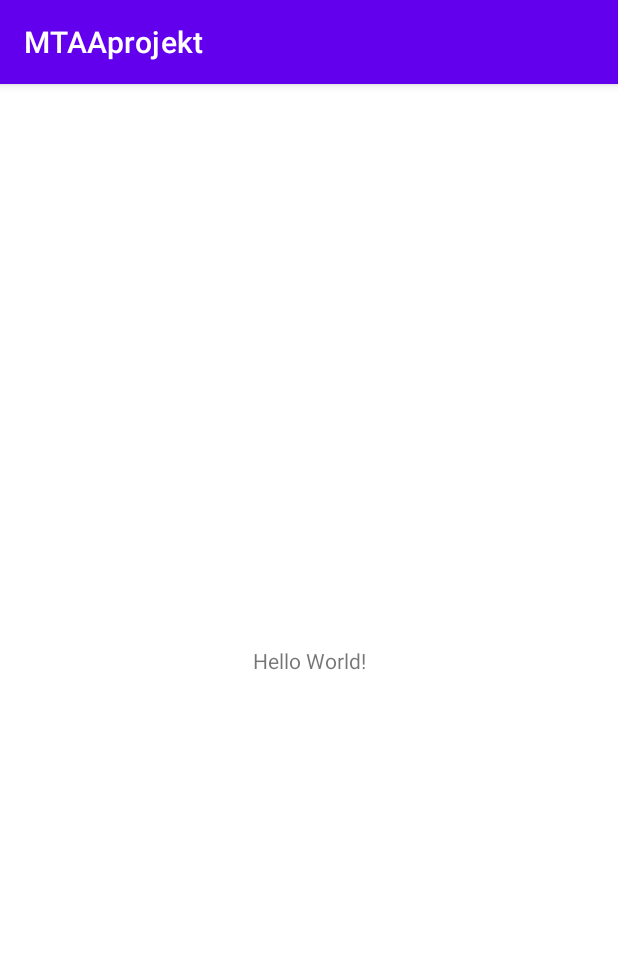
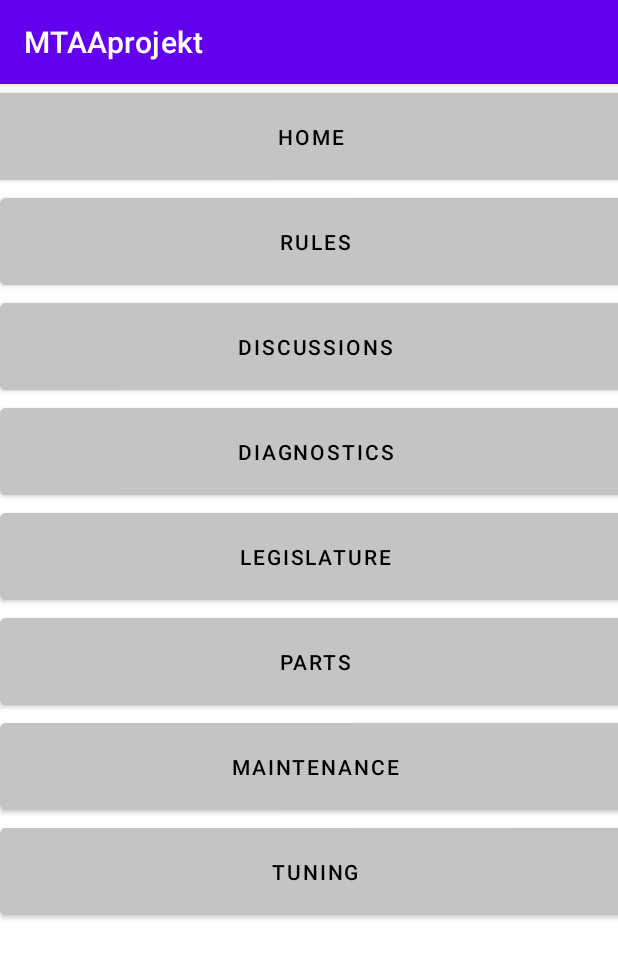
Before and after one commit to MatejKubena/auto-forum_frontend, an Android app: the screen it shows after launch (MainActivity), on a phone screen of 412 x 824 dp. Shown: the top 958 px of the screen. Run offline under Robolectric (Android 15) with nearby library versions, the phone set to English and light mode, and no system bars.

Commit message:
home est

```diff
--- a/app/src/main/res/layout/activity_main.xml
+++ b/app/src/main/res/layout/activity_main.xml
@@ -6,13 +6,99 @@
     android:layout_height="match_parent"
     tools:context=".MainActivity">
 
-    <TextView
-        android:layout_width="wrap_content"
-        android:layout_height="wrap_content"
-        android:text="Hello World!"
-        app:layout_constraintBottom_toBottomOf="parent"
-        app:layout_constraintLeft_toLeftOf="parent"
-        app:layout_constraintRight_toRightOf="parent"
+
+    <Button
+        android:id="@+id/button"
+        android:layout_width="420dp"
+        android:layout_height="70dp"
+        android:textColor="#000000"
+        android:backgroundTint="#C4C4C4"
+        android:text="Home"
+        app:layout_constraintEnd_toEndOf="parent"
+        app:layout_constraintStart_toStartOf="parent"
         app:layout_constraintTop_toTopOf="parent" />
 
+    <Button
+        android:id="@+id/button1"
+        android:layout_width="420dp"
+        android:layout_height="70dp"
+        android:textColor="#000000"
+        android:backgroundTint="#C4C4C4"
+        android:text="Rules"
+        app:layout_constraintEnd_toEndOf="parent"
+        app:layout_constraintHorizontal_bias="0.0"
+        app:layout_constraintStart_toStartOf="parent"
+        app:layout_constraintTop_toBottomOf="@+id/button" />
+
+    <Button
+        android:id="@+id/button2"
+        android:layout_width="420dp"
+        android:layout_height="70dp"
+        android:textColor="#000000"
+        android:backgroundTint="#C4C4C4"
+        android:text="Discussions"
+        app:layout_constraintEnd_toEndOf="parent"
+        app:layout_constraintHorizontal_bias="0.0"
+        app:layout_constraintStart_toStartOf="parent"
+        app:layout_constraintTop_toBottomOf="@+id/button1" />
+
+    <Button
+        android:id="@+id/button3"
+        android:layout_width="420dp"
+        android:layout_height="70dp"
+        android:textColor="#000000"
+        android:backgroundTint="#C4C4C4"
+        android:text="Diagnostics"
+        app:layout_constraintEnd_toEndOf="parent"
+        app:layout_constraintHorizontal_bias="0.0"
+        app:layout_constraintStart_toStartOf="parent"
+        app:layout_constraintTop_toBottomOf="@+id/button2" />
+
+    <Button
+        android:id="@+id/button4"
+        android:layout_width="420dp"
+        android:layout_height="70dp"
+        android:textColor="#000000"
+        android:backgroundTint="#C4C4C4"
+        android:text="Legislature"
+        app:layout_constraintEnd_toEndOf="parent"
+        app:layout_constraintHorizontal_bias="0.0"
+        app:layout_constraintStart_toStartOf="parent"
+        app:layout_constraintTop_toBottomOf="@+id/button3" />
+
+    <Button
+        android:id="@+id/button5"
+        android:layout_width="420dp"
+        android:layout_height="70dp"
+        android:textColor="#000000"
+        android:backgroundTint="#C4C4C4"
+        android:text="Parts"
+        app:layout_constraintEnd_toEndOf="parent"
+        app:layout_constraintHorizontal_bias="0.0"
+        app:layout_constraintStart_toStartOf="parent"
+        app:layout_constraintTop_toBottomOf="@+id/button4" />
+
+    <Button
+        android:id="@+id/button6"
+        android:layout_width="420dp"
+        android:layout_height="70dp"
+        android:textColor="#000000"
+        android:backgroundTint="#C4C4C4"
+        android:text="Maintenance"
+        app:layout_constraintEnd_toEndOf="parent"
+        app:layout_constraintHorizontal_bias="0.0"
+        app:layout_constraintStart_toStartOf="parent"
+        app:layout_constraintTop_toBottomOf="@+id/button5" />
+
+    <Button
+        android:id="@+id/button7"
+        android:layout_width="420dp"
+        android:layout_height="70dp"
+        android:textColor="#000000"
+        android:backgroundTint="#C4C4C4"
+        android:text="Tuning"
+        app:layout_constraintEnd_toEndOf="parent"
+        app:layout_constraintHorizontal_bias="0.0"
+        app:layout_constraintStart_toStartOf="parent"
+        app:layout_constraintTop_toBottomOf="@+id/button6" />
 </androidx.constraintlayout.widget.ConstraintLayout>
```
